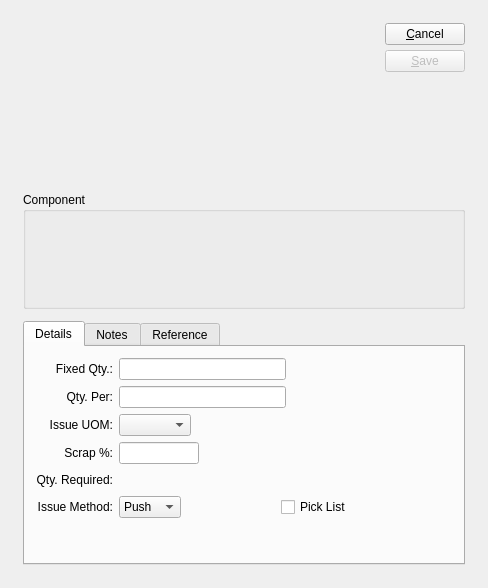
Before: the Qt Designer form guiclient/woMaterialItem.ui in Pegasus-RPG/xtuple-client, drawn with Qt 5.
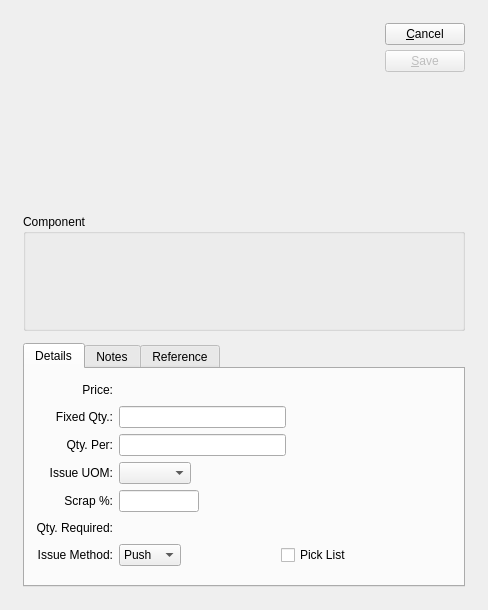
After: the same form once the commit is applied. Custom widgets are drawn as their Qt base class.

Commit message: Issue #21095:allow modification of S/O supply orders

Patch:
```diff
--- a/guiclient/woMaterialItem.ui
+++ b/guiclient/woMaterialItem.ui
@@ -14,7 +14,7 @@
     <x>0</x>
     <y>0</y>
     <width>488</width>
-    <height>588</height>
+    <height>610</height>
    </rect>
   </property>
   <property name="windowTitle">
@@ -156,81 +156,7 @@
           <layout class="QVBoxLayout">
            <item>
             <layout class="QGridLayout">
-             <item row="1" column="0">
-              <widget class="XLabel" name="_qtyPerLit">
-               <property name="text">
-                <string>Qty. Per:</string>
-               </property>
-               <property name="alignment">
-                <set>Qt::AlignRight|Qt::AlignTrailing|Qt::AlignVCenter</set>
-               </property>
-              </widget>
-             </item>
-             <item row="1" column="2">
-              <layout class="QHBoxLayout">
-               <item>
-                <widget class="XLineEdit" name="_qtyPer">
-                 <property name="alignment">
-                  <set>Qt::AlignRight</set>
-                 </property>
-                </widget>
-               </item>
-               <item>
-                <spacer>
-                 <property name="orientation">
-                  <enum>Qt::Horizontal</enum>
-                 </property>
-                 <property name="sizeHint" stdset="0">
-                  <size>
-                   <width>40</width>
-                   <height>20</height>
-                  </size>
-                 </property>
-                </spacer>
-               </item>
-              </layout>
-             </item>
-             <item row="2" column="0">
-              <widget class="XLabel" name="_uomLit">
-               <property name="text">
-                <string>Issue UOM:</string>
-               </property>
-               <property name="alignment">
-                <set>Qt::AlignRight|Qt::AlignTrailing|Qt::AlignVCenter</set>
-               </property>
-              </widget>
-             </item>
-             <item row="2" column="2">
-              <layout class="QHBoxLayout">
-               <item>
-                <widget class="XComboBox" name="_uom"/>
-               </item>
-               <item>
-                <spacer>
-                 <property name="orientation">
-                  <enum>Qt::Horizontal</enum>
-                 </property>
-                 <property name="sizeHint" stdset="0">
-                  <size>
-                   <width>20</width>
-                   <height>20</height>
-                  </size>
-                 </property>
-                </spacer>
-               </item>
-              </layout>
-             </item>
-             <item row="3" column="0">
-              <widget class="XLabel" name="_scrapLit">
-               <property name="text">
-                <string>Scrap %:</string>
-               </property>
-               <property name="alignment">
-                <set>Qt::AlignRight|Qt::AlignTrailing|Qt::AlignVCenter</set>
-               </property>
-              </widget>
-             </item>
-             <item row="3" column="2">
+             <item row="7" column="2">
               <layout class="QHBoxLayout">
                <item>
                 <widget class="XLineEdit" name="_scrap">
@@ -266,7 +192,37 @@
                </item>
               </layout>
              </item>
-             <item row="4" column="0">
+             <item row="6" column="2">
+              <layout class="QHBoxLayout">
+               <item>
+                <widget class="XComboBox" name="_uom"/>
+               </item>
+               <item>
+                <spacer>
+                 <property name="orientation">
+                  <enum>Qt::Horizontal</enum>
+                 </property>
+                 <property name="sizeHint" stdset="0">
+                  <size>
+                   <width>20</width>
+                   <height>20</height>
+                  </size>
+                 </property>
+                </spacer>
+               </item>
+              </layout>
+             </item>
+             <item row="6" column="0">
+              <widget class="XLabel" name="_uomLit">
+               <property name="text">
+                <string>Issue UOM:</string>
+               </property>
+               <property name="alignment">
+                <set>Qt::AlignRight|Qt::AlignTrailing|Qt::AlignVCenter</set>
+               </property>
+              </widget>
+             </item>
+             <item row="8" column="0">
               <widget class="XLabel" name="_qtyRequiredLit">
                <property name="text">
                 <string>Qty. Required:</string>
@@ -276,7 +232,17 @@
                </property>
               </widget>
              </item>
-             <item row="4" column="2">
+             <item row="9" column="0">
+              <widget class="XLabel" name="_issueMethodLit">
+               <property name="text">
+                <string>Issue Method:</string>
+               </property>
+               <property name="alignment">
+                <set>Qt::AlignRight|Qt::AlignTrailing|Qt::AlignVCenter</set>
+               </property>
+              </widget>
+             </item>
+             <item row="8" column="2">
               <layout class="QHBoxLayout">
                <item>
                 <widget class="XLabel" name="_qtyRequired">
@@ -307,9 +273,19 @@
               </layout>
              </item>
              <item row="5" column="0">
-              <widget class="XLabel" name="_issueMethodLit">
+              <widget class="XLabel" name="_qtyPerLit">
                <property name="text">
-                <string>Issue Method:</string>
+                <string>Qty. Per:</string>
+               </property>
+               <property name="alignment">
+                <set>Qt::AlignRight|Qt::AlignTrailing|Qt::AlignVCenter</set>
+               </property>
+              </widget>
+             </item>
+             <item row="7" column="0">
+              <widget class="XLabel" name="_scrapLit">
+               <property name="text">
+                <string>Scrap %:</string>
                </property>
                <property name="alignment">
                 <set>Qt::AlignRight|Qt::AlignTrailing|Qt::AlignVCenter</set>
@@ -318,6 +294,64 @@
              </item>
              <item row="5" column="2">
               <layout class="QHBoxLayout">
+               <item>
+                <widget class="XLineEdit" name="_qtyPer">
+                 <property name="alignment">
+                  <set>Qt::AlignRight</set>
+                 </property>
+                </widget>
+               </item>
+               <item>
+                <spacer>
+                 <property name="orientation">
+                  <enum>Qt::Horizontal</enum>
+                 </property>
+                 <property name="sizeHint" stdset="0">
+                  <size>
+                   <width>40</width>
+                   <height>20</height>
+                  </size>
+                 </property>
+                </spacer>
+               </item>
+              </layout>
+             </item>
+             <item row="4" column="2">
+              <layout class="QHBoxLayout" name="_2">
+               <item>
+                <widget class="XLineEdit" name="_qtyFxd">
+                 <property name="alignment">
+                  <set>Qt::AlignRight</set>
+                 </property>
+                </widget>
+               </item>
+               <item>
+                <spacer>
+                 <property name="orientation">
+                  <enum>Qt::Horizontal</enum>
+                 </property>
+                 <property name="sizeHint" stdset="0">
+                  <size>
+                   <width>40</width>
+                   <height>20</height>
+                  </size>
+                 </property>
+                </spacer>
+               </item>
+              </layout>
+             </item>
+             <item row="4" column="0">
+              <widget class="XLabel" name="_fixedQtyLit">
+               <property name="text">
+                <string>Fixed Qty.:</string>
+               </property>
+               <property name="alignment">
+                <set>Qt::AlignRight|Qt::AlignTrailing|Qt::AlignVCenter</set>
+               </property>
+              </widget>
+             </item>
+             <item row="9" column="2">
+              <layout class="QHBoxLayout">
                <property name="spacing">
                 <number>0</number>
                </property>
@@ -381,27 +415,23 @@
                </item>
               </layout>
              </item>
-             <item row="0" column="0">
-              <widget class="XLabel" name="_fixedQtyLit">
+             <item row="3" column="0">
+              <widget class="QLabel" name="_priceLit">
                <property name="text">
-                <string>Fixed Qty.:</string>
+                <string>Price:</string>
                </property>
                <property name="alignment">
                 <set>Qt::AlignRight|Qt::AlignTrailing|Qt::AlignVCenter</set>
                </property>
               </widget>
              </item>
-             <item row="0" column="2">
-              <layout class="QHBoxLayout" name="_2">
+             <item row="3" column="2">
+              <layout class="QHBoxLayout" name="horizontalLayout">
                <item>
-                <widget class="XLineEdit" name="_qtyFxd">
-                 <property name="alignment">
-                  <set>Qt::AlignRight</set>
-                 </property>
-                </widget>
+                <widget class="CurrCluster" name="_price"/>
                </item>
                <item>
-                <spacer>
+                <spacer name="horizontalSpacer_2">
                  <property name="orientation">
                   <enum>Qt::Horizontal</enum>
                  </property>
@@ -466,6 +496,16 @@
  </widget>
  <layoutdefault spacing="6" margin="11"/>
  <customwidgets>
+  <customwidget>
+   <class>CurrCluster</class>
+   <extends>CurrDisplay</extends>
+   <header>currcluster.h</header>
+  </customwidget>
+  <customwidget>
+   <class>CurrDisplay</class>
+   <extends>QWidget</extends>
+   <header>currcluster.h</header>
+  </customwidget>
   <customwidget>
    <class>ItemCluster</class>
    <extends>QWidget</extends>
```
Left out of the diff: 6 changed lines with no effect on the pictures. The commit also changes 4 other files.
